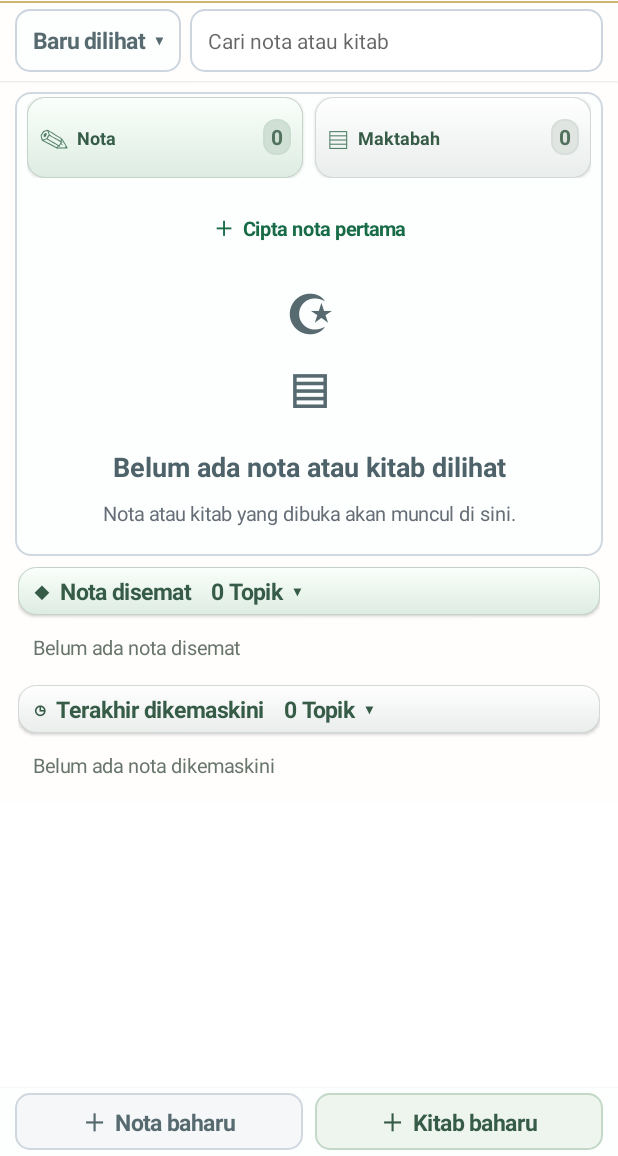
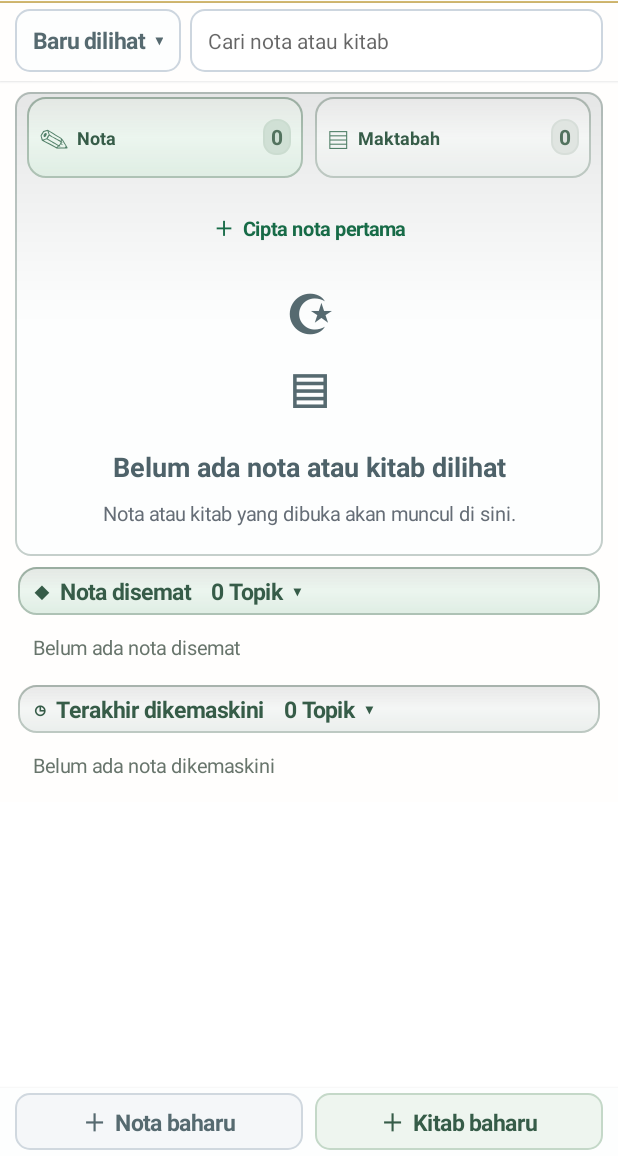
Before and after one commit to dinkolami/DinNote, an Android app: the screen it shows after launch (MainActivity), on a phone screen of 412 x 824 dp, the part 80-1236 px from its top. Run offline under Robolectric (Android 15) with nearby library versions, the phone set to English and light mode, and no system bars; our stand-ins replace data binding; pictures from the network do not load.

Commit message:
Refine frontpage with subtle recessed borders

```diff
--- a/app/src/main/java/com/dinkolami/dinnote/MainActivity.java
+++ b/app/src/main/java/com/dinkolami/dinnote/MainActivity.java
@@ -342,7 +342,7 @@ public class MainActivity extends Activity {
   search.addTextChangedListener(new TextWatcher(){public void beforeTextChanged(CharSequence t,int st,int c,int a){}public void onTextChanged(CharSequence t,int st,int before,int count){clearSearch.setVisibility(t.length()>0?View.VISIBLE:View.GONE);}public void afterTextChanged(Editable e){}});
   search.setOnEditorActionListener((v,id,event)->{String q=search.getText().toString().trim();if(q.isEmpty()){search.setError("Masukkan kata carian");return true;}openSection(false);list(q);return true;});
   LinearLayout card=new LinearLayout(this);card.setOrientation(1);card.setClipToPadding(false);
-  card.setBackground(rounded(0xfffdfefe,0xffd0d8df,10));
+  card.setBackground(homeInsetSurface(0xfffdfefe,0xfffdfefe,0xffc1ccc8,10));
   LinearLayout.LayoutParams cp=new LinearLayout.LayoutParams(-1,-2);page.addView(card,cp);
   // The frontpage category tiles now begin directly beneath the search controls.
   int noteCount=0,bookCount=0;
@@ -356,7 +356,7 @@ public class MainActivity extends Activity {
    final boolean isBook=j==1;
    LinearLayout tile=new LinearLayout(this);tile.setGravity(Gravity.CENTER_VERTICAL);
    tile.setPadding(dp(8),0,dp(8),0);
-   tile.setBackground(dashboardTileSurface(isBook));tile.setElevation(dp(1));
+   tile.setBackground(dashboardTileSurface(isBook));tile.setElevation(0);
    TextView symbol=dashboardText(isBook?"▤":"✎",20,false);
    symbol.setTextColor(0xff528069);symbol.setPadding(0,0,dp(5),0);tile.addView(symbol);
    TextView label=dashboardText(isBook?"Maktabah":"Nota",12,true);
@@ -431,7 +431,7 @@ public class MainActivity extends Activity {
     if(t.trim().isEmpty())t="Tanpa tajuk";
     // Light emerald list: slightly larger titles, dates consistently aligned right.
     FrameLayout row=new FrameLayout(this);
-    row.setBackground(subtleNoteBorder(9));row.setMinimumHeight(dp(42));
+    row.setBackground(homeInsetSurface(0xffffffff,0xffffffff,0xffd4ddd7,9));row.setMinimumHeight(dp(42));
     TextView item=dashboardText((k.startsWith("m_")?"▱  ":"▤  ")+t,14,false);
     item.setTextColor(0xff303b42);item.setGravity(Gravity.CENTER_VERTICAL);
     item.setTextDirection(View.TEXT_DIRECTION_FIRST_STRONG);
@@ -542,13 +542,17 @@ public class MainActivity extends Activity {
   });
   return out;
  }
- android.graphics.drawable.GradientDrawable dashboardTileSurface(boolean pearl){
-  android.graphics.drawable.GradientDrawable surface=new android.graphics.drawable.GradientDrawable(
-   android.graphics.drawable.GradientDrawable.Orientation.TOP_BOTTOM,
-   pearl?new int[]{0xffffffff,0xffe9edeb}:new int[]{0xfffafffb,0xffddece2});
-  surface.setCornerRadius(dp(12));
-  surface.setStroke(Math.max(1,Math.round(getResources().getDisplayMetrics().density*0.6f)),pearl?0xffd2d9d5:0xffc3d3c8);
-  return surface;
+ android.graphics.drawable.Drawable homeInsetSurface(int top,int bottom,int border,int radius){
+  android.graphics.drawable.GradientDrawable surface=new android.graphics.drawable.GradientDrawable(android.graphics.drawable.GradientDrawable.Orientation.TOP_BOTTOM,new int[]{top,bottom});
+  surface.setCornerRadius(dp(radius));
+  surface.setStroke(Math.max(1,dp(1)),border);
+  android.graphics.drawable.GradientDrawable inner=new android.graphics.drawable.GradientDrawable(android.graphics.drawable.GradientDrawable.Orientation.TOP_BOTTOM,new int[]{0x18000000,0x00000000,0x10ffffff});
+  inner.setCornerRadius(dp(radius));
+  android.graphics.drawable.LayerDrawable layers=new android.graphics.drawable.LayerDrawable(new android.graphics.drawable.Drawable[]{surface,inner});
+  return layers;
+ }
+ android.graphics.drawable.Drawable dashboardTileSurface(boolean pearl){
+  return homeInsetSurface(pearl?0xffffffff:0xfffafffb,pearl?0xffe9edeb:0xffddece2,pearl?0xffb9c5be:0xffa9beb0,12);
  }
  int homeWindowWidthDp(){
   // Configuration width tracks the current Android multi-window bounds.
@@ -565,7 +569,7 @@ public class MainActivity extends Activity {
   boolean collapsed=prefs.getBoolean(pin?"home_pinned_collapsed":"home_updated_collapsed",false);
   TextView title=dashboardText((pin?"◆  ":"◷  ")+heading+"    "+Math.min(3,keys.size())+" Topik  "+(collapsed?"▸":"▾"),15,true);
   title.setTextColor(0xff365c48);
-  title.setBackground(dashboardTileSurface(!pin));title.setElevation(dp(1));title.setPadding(dp(10),dp(folded?6:8),dp(10),dp(folded?6:8));title.setIncludeFontPadding(false);title.setTextDirection(View.TEXT_DIRECTION_FIRST_STRONG);title.setSingleLine(true);title.setEllipsize(android.text.TextUtils.TruncateAt.END);title.setContentDescription(heading+", ketik untuk buka atau lipat");title.setTooltipText(heading);title.setTextAlignment(View.TEXT_ALIGNMENT_VIEW_START);LinearLayout.LayoutParams titleParams=new LinearLayout.LayoutParams(-1,-2);titleParams.topMargin=dp(5);titleParams.bottomMargin=dp(5);target.addView(title,titleParams);
+  title.setBackground(dashboardTileSurface(!pin));title.setElevation(0);title.setPadding(dp(10),dp(folded?6:8),dp(10),dp(folded?6:8));title.setIncludeFontPadding(false);title.setTextDirection(View.TEXT_DIRECTION_FIRST_STRONG);title.setSingleLine(true);title.setEllipsize(android.text.TextUtils.TruncateAt.END);title.setContentDescription(heading+", ketik untuk buka atau lipat");title.setTooltipText(heading);title.setTextAlignment(View.TEXT_ALIGNMENT_VIEW_START);LinearLayout.LayoutParams titleParams=new LinearLayout.LayoutParams(-1,-2);titleParams.topMargin=dp(5);titleParams.bottomMargin=dp(5);target.addView(title,titleParams);
   title.setFocusable(true);applyTouchFeedback(title);
   title.setOnClickListener(v->{prefs.edit().putBoolean(pin?"home_pinned_collapsed":"home_updated_collapsed",!collapsed).apply();home();});
   if(collapsed)return;
```
